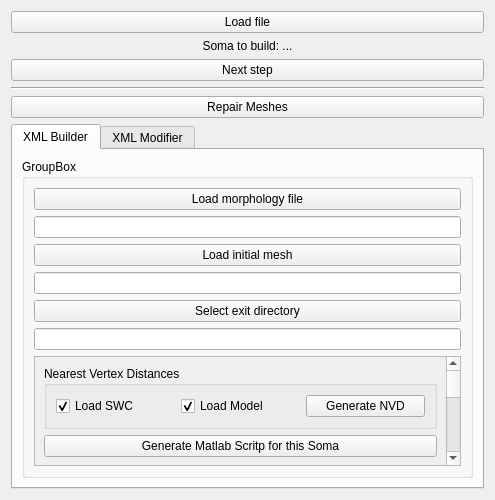
Above: Neuronize/SomaCreatorWidget.ui from vg-lab/Neuronize before the change. Below: the same form after it.
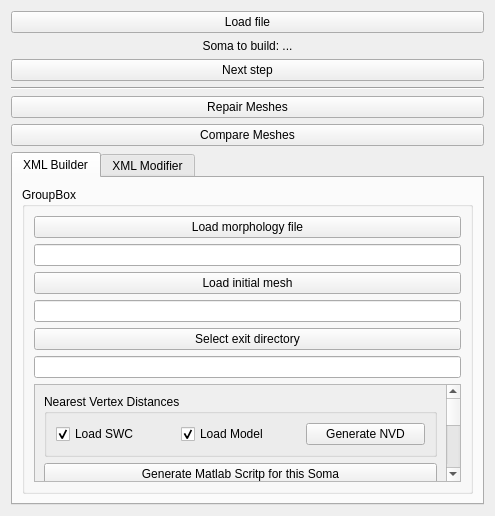
That is the form after the change.

Commit message: Added Tool to compare Meshes with Hausdorff distance

Diff of the .ui file:
```diff
--- a/Neuronize/SomaCreatorWidget.ui
+++ b/Neuronize/SomaCreatorWidget.ui
@@ -7,7 +7,7 @@
     <x>0</x>
     <y>0</y>
     <width>495</width>
-    <height>500</height>
+    <height>516</height>
    </rect>
   </property>
   <property name="windowTitle">
@@ -52,6 +52,13 @@
      </property>
     </widget>
    </item>
+   <item>
+    <widget class="QPushButton" name="pushButton_CompareMeshes">
+     <property name="text">
+      <string>Compare Meshes</string>
+     </property>
+    </widget>
+   </item>
    <item>
     <spacer name="verticalSpacer_2">
      <property name="orientation">
@@ -148,8 +155,8 @@
               <rect>
                <x>0</x>
                <y>0</y>
-               <width>415</width>
-               <height>550</height>
+               <width>414</width>
+               <height>545</height>
               </rect>
              </property>
              <layout class="QVBoxLayout" name="verticalLayout">
```
The commit also changes 11 other files.
